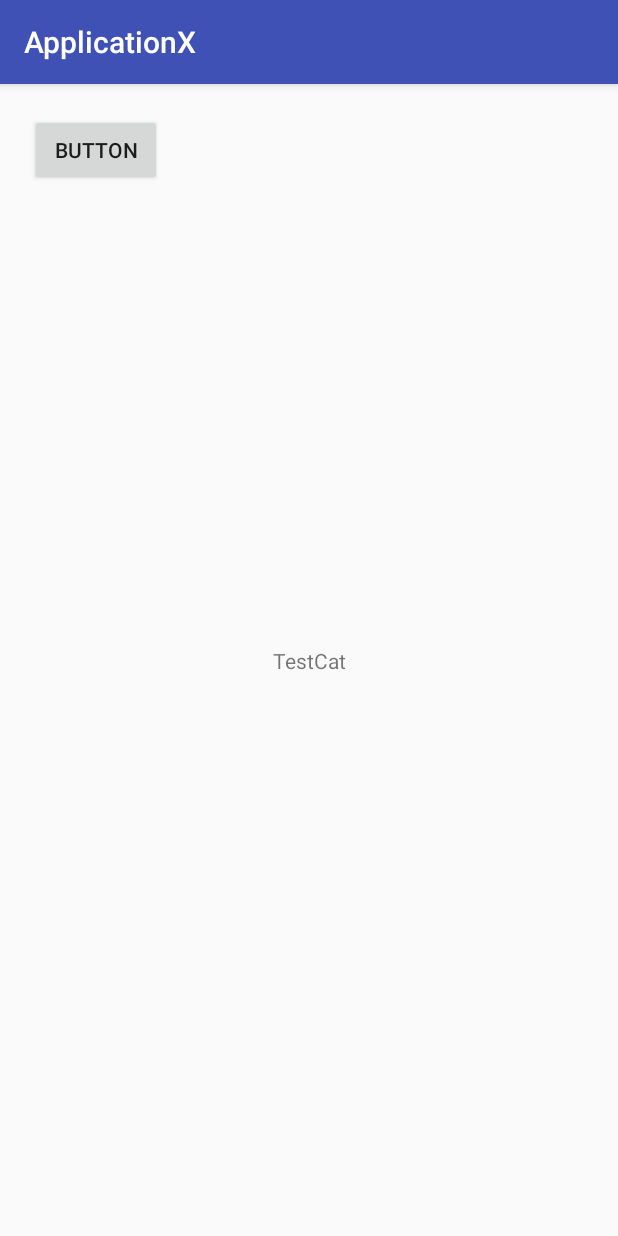
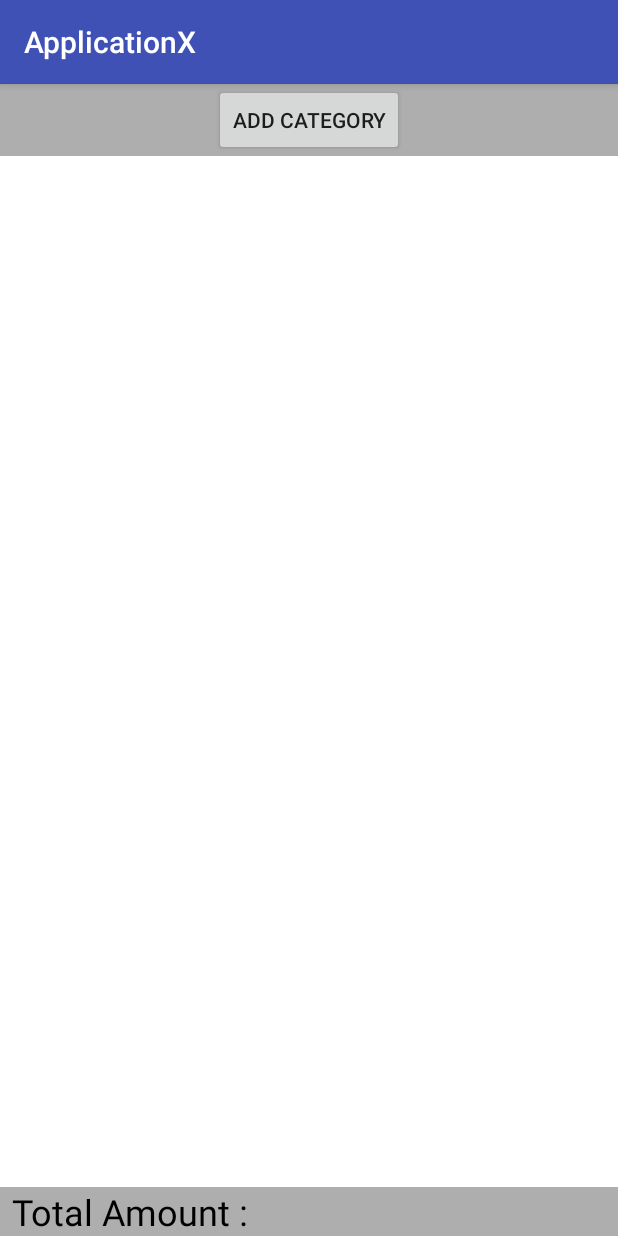
Before and after one commit to Yrrahz/ApplicationX, an Android app: the screen it shows after launch (MainActivity), on a phone screen of 412 x 824 dp. Run offline under Robolectric (Android 15) with nearby library versions, the phone set to English and light mode, and no system bars; 2 statements that could not run were skipped.

Commit message:
Design implementation started. MainActivity has got a rough first draft.

```diff
--- a/app/src/main/java/booken/yrrah/applicationx/MainActivity.java
+++ b/app/src/main/java/booken/yrrah/applicationx/MainActivity.java
@@ -20,7 +20,7 @@ public class MainActivity extends AppCompatActivity {
         testDB();
     }
 
-    public void testButtonPressed(View view){
+    public void categoryButtonPressed(View view){
         //Button testButton = findViewById(R.id.testButton);
 
         TextView testTextDB = findViewById(R.id.helloW);
--- a/app/src/main/res/layout/activity_main.xml
+++ b/app/src/main/res/layout/activity_main.xml
@@ -4,27 +4,43 @@
     xmlns:tools="http://schemas.android.com/tools"
     android:layout_width="match_parent"
     android:layout_height="match_parent"
+    android:background="@color/colorAccentDark"
     tools:context=".MainActivity">
 
-    <TextView
-        android:id="@+id/helloW"
+
+    <Button
+        android:id="@+id/buttonAddCategory"
         android:layout_width="wrap_content"
         android:layout_height="wrap_content"
-        android:text="Hello World!"
-        app:layout_constraintBottom_toBottomOf="parent"
-        app:layout_constraintLeft_toLeftOf="parent"
-        app:layout_constraintRight_toRightOf="parent"
-        app:layout_constraintTop_toTopOf="parent" />
-
-    <Button
-        android:id="@+id/testButton"
-        android:layout_width="wrap_content"
-        android:layout_height="wrap_content"
-        android:layout_marginStart="20dp"
-        android:layout_marginTop="20dp"
-        android:onClick="testButtonPressed"
-        android:text="Button"
+        android:layout_marginEnd="0dp"
+        android:layout_marginStart="0dp"
+        android:layout_marginTop="0dp"
+        android:onClick="categoryButtonPressed"
+        android:text="@string/addCategoryButton"
+        app:layout_constraintEnd_toEndOf="parent"
         app:layout_constraintStart_toStartOf="parent"
         app:layout_constraintTop_toTopOf="parent" />
 
+    <TextView
+        android:id="@+id/textViewTotalAmount"
+        android:layout_width="wrap_content"
+        android:layout_height="wrap_content"
+        android:layout_marginBottom="0dp"
+        android:layout_marginStart="8dp"
+        android:text="@string/totalAmount"
+        android:textColor="@color/colorBlack"
+        android:textSize="24sp"
+        app:layout_constraintBottom_toBottomOf="parent"
+        app:layout_constraintStart_toStartOf="parent" />
+
+    <ListView
+        android:id="@+id/listCategories"
+        android:layout_width="0dp"
+        android:layout_height="0dp"
+        android:background="@color/colorAccentWhite"
+        app:layout_constraintBottom_toTopOf="@+id/textViewTotalAmount"
+        app:layout_constraintEnd_toEndOf="parent"
+        app:layout_constraintStart_toStartOf="parent"
+        app:layout_constraintTop_toBottomOf="@+id/buttonAddCategory" />
+
 </android.support.constraint.ConstraintLayout>
--- a/app/src/main/res/values/colors.xml
+++ b/app/src/main/res/values/colors.xml
@@ -3,4 +3,9 @@
     <color name="colorPrimary">#3F51B5</color>
     <color name="colorPrimaryDark">#303F9F</color>
     <color name="colorAccent">#FF4081</color>
+
+    <color name="colorAccentWhite">#FFFFFF</color>
+    <color name="colorAccentDark">#aeaeae</color>
+    <color name="colorAccentDarker">#666666</color>
+    <color name="colorBlack">#000</color>
 </resources>
--- a/app/src/main/res/values/strings.xml
+++ b/app/src/main/res/values/strings.xml
@@ -1,3 +1,5 @@
 <resources>
     <string name="app_name">ApplicationX</string>
+    <string name="totalAmount">Total Amount :</string>
+    <string name="addCategoryButton">Add Category</string>
 </resources>
```
